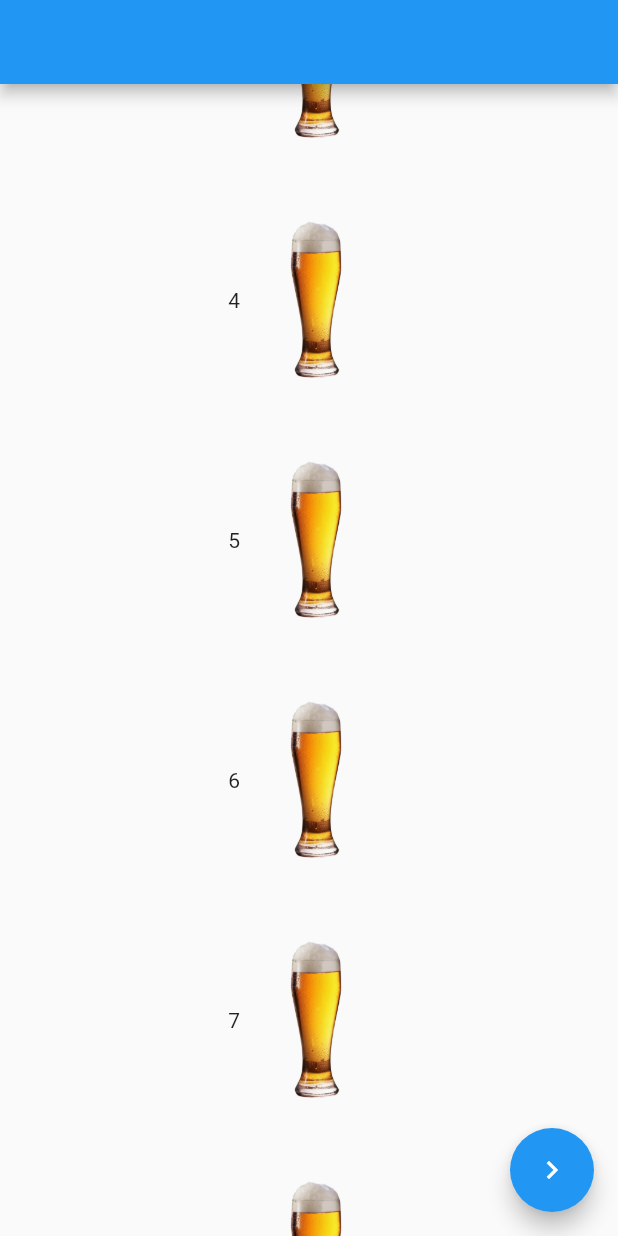
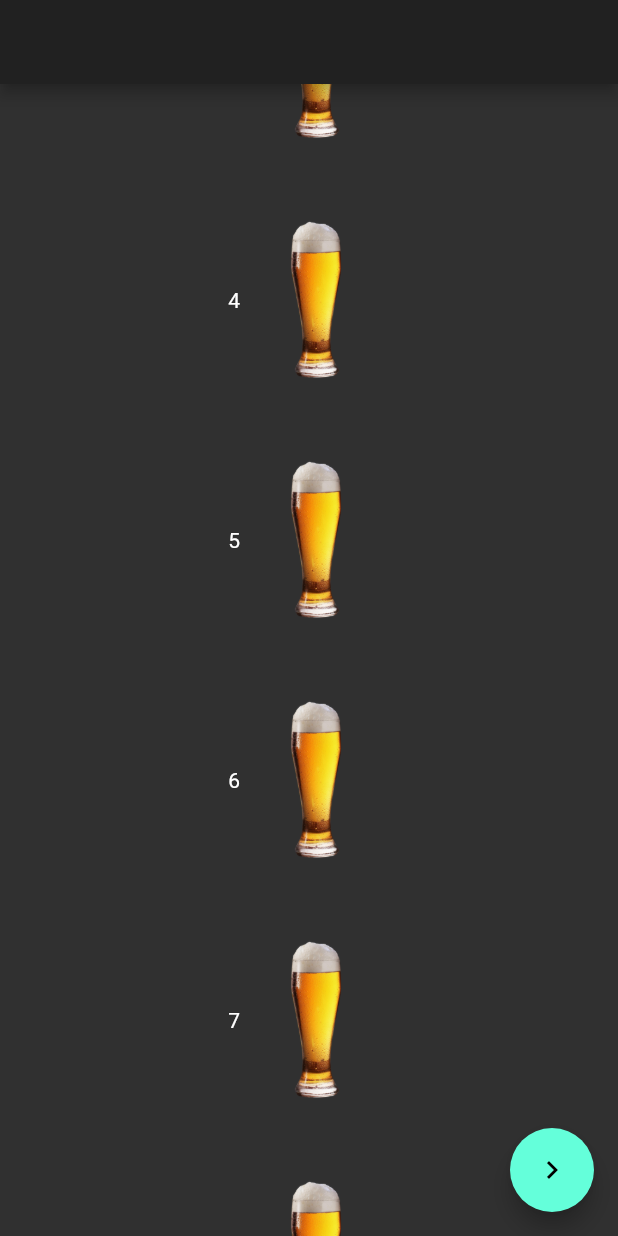
Before and after one commit to PoojaB26/bounce_workshop, a Flutter app: the screen it shows after launch, scrolled down 576 dp, after a tap on the "navigate next" icon, on a phone screen of 412 x 824 dp. Run offline on Flutter 3.47's test engine with Material 2 defaults, Android fonts, the phone set to English and light mode, and no system bars.

Commit message:
toggle dark-light modes

```diff
--- a/lib/ui/screens/list_screen.dart
+++ b/lib/ui/screens/list_screen.dart
@@ -2,21 +2,43 @@ import 'package:bounce_workshop/ui/common/list_item.dart';
 import 'package:bounce_workshop/ui/screens/details_screen.dart';
 import 'package:flutter/material.dart';
 
-class ListScreen extends StatelessWidget {
+class ListScreen extends StatefulWidget {
+  @override
+  _ListScreenState createState() => _ListScreenState();
+}
 
+class _ListScreenState extends State<ListScreen> {
+  bool isLightThemed = true;
+  var theme1 = ThemeData.light();
+
+  changeTheme() {
+    isLightThemed = !isLightThemed;
+
+    setState(() {
+      if (isLightThemed)
+        theme1 = ThemeData.light();
+      else
+        theme1 = ThemeData.dark();
+    });
+
+    print(isLightThemed);
+  }
 
   @override
   Widget build(BuildContext context) {
-    return Scaffold(
+    print(theme1);
+    return new Theme(
+        child: Scaffold(
             appBar: AppBar(),
             floatingActionButton: FloatingActionButton(
               child: Icon(Icons.navigate_next),
-          onPressed: () => {},
+              onPressed: () => changeTheme(),
             ),
             body: ListView.builder(
                 itemCount: 10,
-            itemBuilder: (context, index) => ListItem(index: index,)));
+                itemBuilder: (context, index) => ListItem(
+                      index: index,
+                    ))),
+        data: theme1);
   }
-
-
 }
```
Lines whose indentation alone changed are shown as unchanged.
